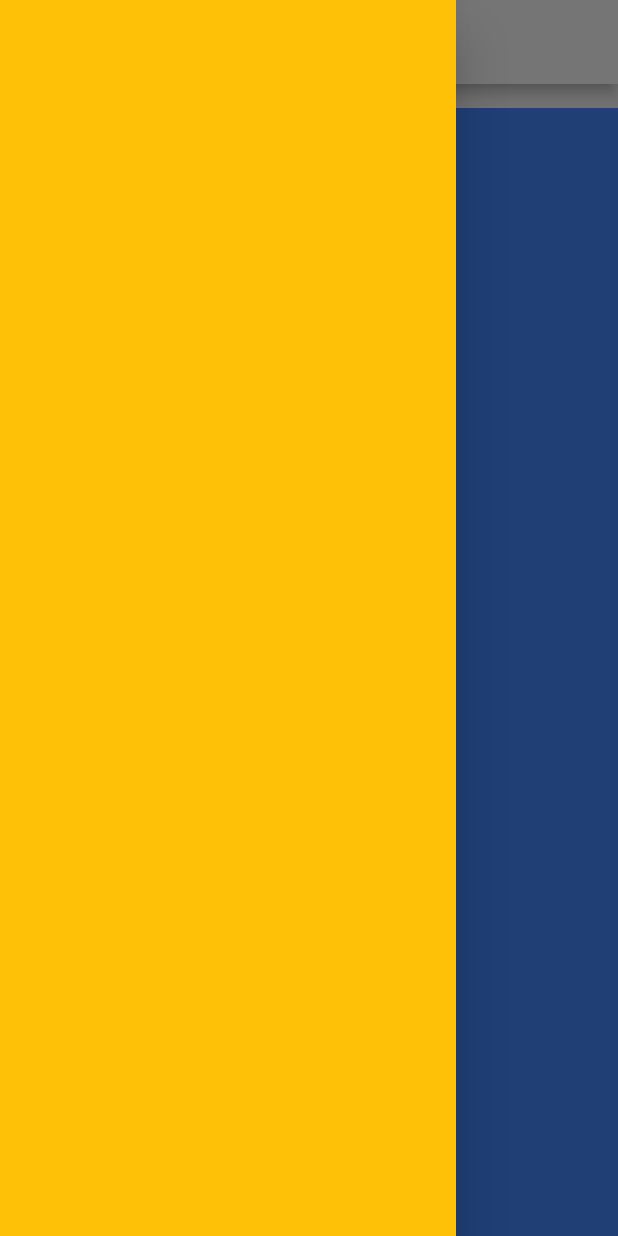
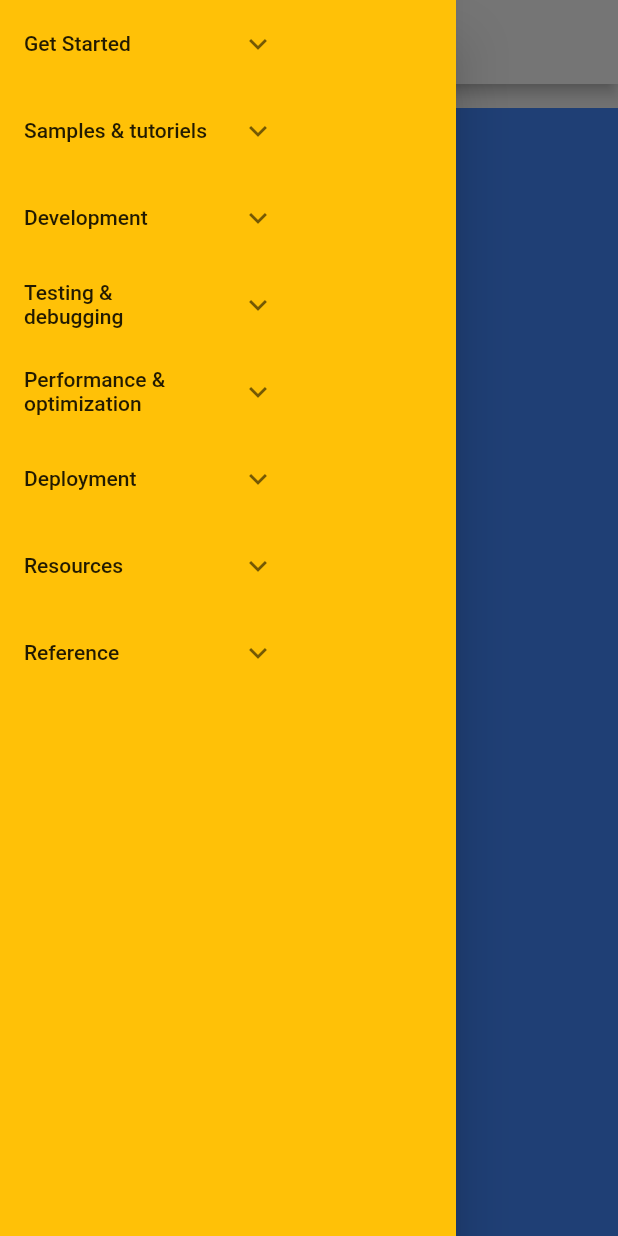
Before and after one commit to dershub/trflutterdocs, a Flutter app: the screen it shows after launch, with the side drawer open, on a phone screen of 412 x 824 dp. Run offline on Flutter 3.47's test engine with Material 2 defaults, Android fonts, the phone set to English and light mode, and no system bars.

Commit message:
sol menü ExpansionTile

```diff
--- a/lib/left_menu.dart
+++ b/lib/left_menu.dart
@@ -4,7 +4,34 @@ class LeftMenu extends StatelessWidget {
   @override
   Widget build(BuildContext context) {
     return Container(
-      color: Colors.amber,
-    );
+        color: Colors.amber,
+        child: Row(
+          children: [
+            SizedBox(
+              width: 200,
+              child: Column(
+                children: [
+                  ExpansionTile(
+                    title: Text("Get Started"),
+                    children: [
+                      ListTile(title: Text("1. Install")),
+                      ListTile(title: Text("2. Set up an editor")),
+                      ListTile(title: Text("3. Test drive")),
+                      ListTile(title: Text("4. Write your first app")),
+                      ListTile(title: Text("5. Learn more")),
+                    ],
+                  ),
+                  ExpansionTile(title: Text("Samples & tutoriels")),
+                  ExpansionTile(title: Text("Development")),
+                  ExpansionTile(title: Text("Testing & debugging")),
+                  ExpansionTile(title: Text("Performance & optimization")),
+                  ExpansionTile(title: Text("Deployment")),
+                  ExpansionTile(title: Text("Resources")),
+                  ExpansionTile(title: Text("Reference")),
+                ],
+              ),
+            )
+          ],
+        ));
   }
 }
```
Also changed, not shown: pubspec.lock.
